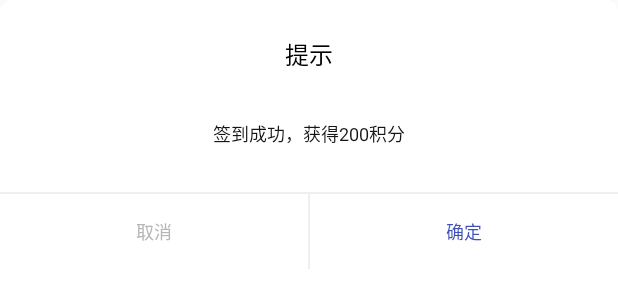
After one commit to luying6/mvp-qjt, an Android app: the layout weight_common_dialog.xml on its own in the app's theme, with its tools: preview values and no code run, on a phone screen of 412 x 824 dp. The commit adds this screen. Shown: the top 300 px of the screen. Run offline under Robolectric (Android 15) with nearby library versions, the phone set to English and light mode, and no system bars.

Commit message:
写个通用dialog

```diff
--- /dev/null
+++ b/app/src/main/res/drawable/bg_round_white.xml
@@ -0,0 +1,5 @@
+<?xml version="1.0" encoding="utf-8"?>
+<shape xmlns:android="http://schemas.android.com/apk/res/android">
+    <solid android:color="@color/white" />
+    <corners android:radius="8dp" />
+</shape>
--- /dev/null
+++ b/app/src/main/res/layout/weight_common_dialog.xml
@@ -0,0 +1,71 @@
+<?xml version="1.0" encoding="utf-8"?>
+<LinearLayout xmlns:android="http://schemas.android.com/apk/res/android"
+    android:layout_width="match_parent"
+    android:layout_height="match_parent"
+    android:background="@drawable/bg_round_white"
+    android:orientation="vertical">
+
+
+    <TextView
+        android:id="@+id/title"
+        android:layout_width="match_parent"
+        android:layout_height="wrap_content"
+        android:layout_marginTop="12dp"
+        android:gravity="center_horizontal"
+        android:padding="12dp"
+        android:text="提示"
+        android:textColor="@color/black"
+        android:textSize="16sp" />
+
+    <TextView
+        android:id="@+id/content"
+        android:layout_width="match_parent"
+        android:layout_height="wrap_content"
+        android:layout_gravity="center_horizontal"
+        android:layout_marginBottom="30dp"
+        android:layout_marginLeft="40dp"
+        android:layout_marginRight="40dp"
+        android:layout_marginTop="20dp"
+        android:gravity="center"
+        android:lineSpacingExtra="3dp"
+        android:text="签到成功，获得200积分"
+        android:textColor="@color/color_text_dialog"
+        android:textSize="12sp" />
+
+    <View
+        android:layout_width="match_parent"
+        android:layout_height="1dp"
+        android:background="@color/color_line_dialog" />
+
+    <LinearLayout
+        android:layout_width="match_parent"
+        android:layout_height="50dp"
+        android:orientation="horizontal">
+
+        <TextView
+            android:id="@+id/cancel"
+            android:layout_width="match_parent"
+            android:layout_height="match_parent"
+            android:layout_weight="1.0"
+            android:gravity="center"
+            android:text="取消"
+            android:textColor="@color/cancel_color"
+            android:textSize="12sp" />
+
+        <View
+            android:layout_width="1dp"
+            android:layout_height="match_parent"
+            android:background="@color/color_line_dialog" />
+
+        <TextView
+            android:id="@+id/submit"
+            android:layout_width="match_parent"
+            android:layout_height="match_parent"
+            android:layout_weight="1.0"
+            android:gravity="center"
+            android:text="确定"
+            android:textColor="@color/colorPrimary"
+            android:textSize="12sp" />
+
+    </LinearLayout>
+</LinearLayout>
--- a/app/src/main/res/values/colors.xml
+++ b/app/src/main/res/values/colors.xml
@@ -3,4 +3,9 @@
     <color name="colorPrimary">#3F51B5</color>
     <color name="colorPrimaryDark">#303F9F</color>
     <color name="colorAccent">#FF4081</color>
+    <color name="white">#ffffff</color>
+    <color name="black">#000000</color>
+    <color name="color_text_dialog">#FF151515</color>
+    <color name="cancel_color">#FFB6B6B6</color>
+    <color name="color_line_dialog">#FFEFEFEF</color>
 </resources>
```
Also changed, not shown: app/src/main/java/com/luying/mvp/myview/CommonDialog.java (added, +114 -0 lines), app/src/main/res/values/styles.xml (+29 -0 lines).
